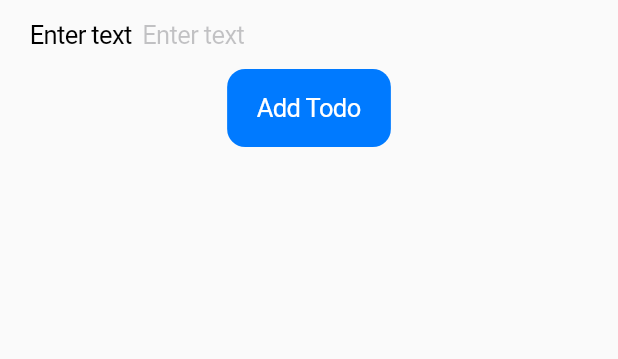
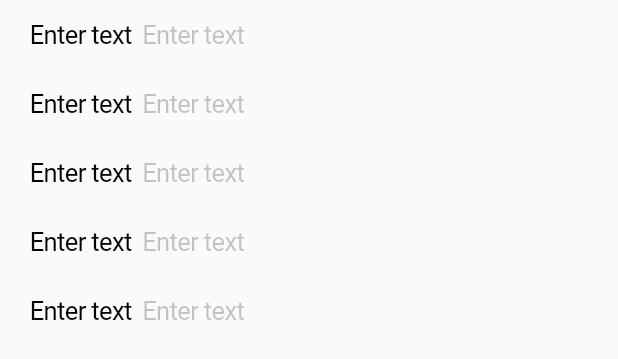
Before and after one commit to vidarshan/flutter-countdown, a Flutter app: the AddToDoForm widget shown alone on an empty page, opened directly, on a phone screen of 412 x 824 dp. Shown: the top 359 px of the screen. Run offline on Flutter 3.47's test engine with Material 2 defaults, Android fonts, the phone set to English and light mode, and no system bars.

Commit message:
[added] add form

```diff
--- a/lib/forms/AddToDoForm.dart
+++ b/lib/forms/AddToDoForm.dart
@@ -23,8 +23,9 @@ class _AddToDoFormState extends State<AddToDoForm> {
   Widget build(BuildContext context) {
     return Form(
       key: _formKey,
-      child: Column(children: <Widget>[
-        CupertinoTextFormFieldRow(
+      child: Column(
+          children: List<Widget>.generate(5, (int index) {
+        return CupertinoTextFormFieldRow(
           prefix: const Text('Enter text'),
           placeholder: 'Enter text',
           validator: (String? value) {
@@ -33,10 +34,8 @@ class _AddToDoFormState extends State<AddToDoForm> {
             }
             return null;
           },
-        ),
-        CupertinoButton.filled(
-            onPressed: addToDo, child: const Text('Add Todo'))
-      ]),
+        );
+      })),
     );
   }
 }
```
Also changed, not shown: lib/screens/AddToDoScreen.dart (+19 -12 lines).
